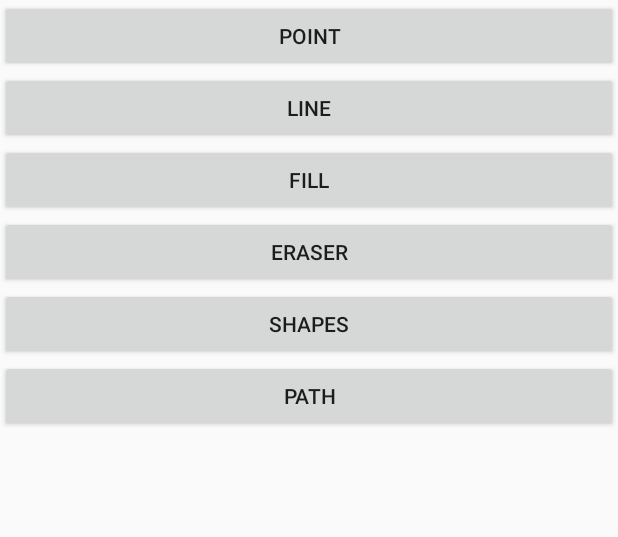
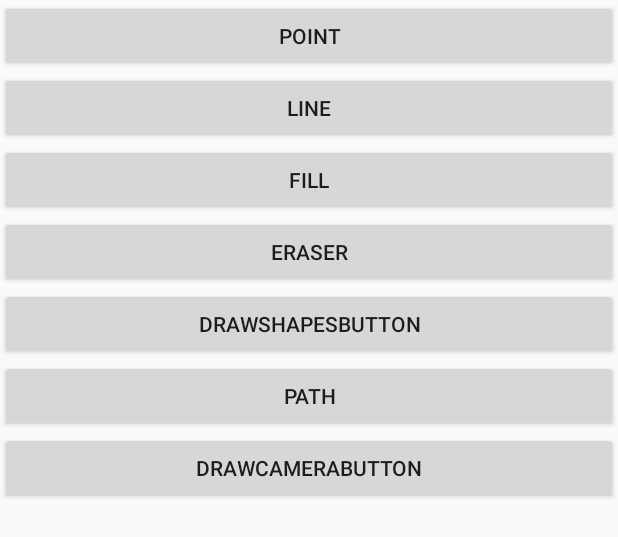
Before and after one commit to sw19-tug/morning03, an Android app: the layout tool_chooser_menu.xml on its own in the app's theme, with its tools: preview values and no code run, on a phone screen of 412 x 824 dp. Shown: the top 537 px of the screen. Run offline under Robolectric (Android 15) with nearby library versions, the phone set to English and light mode, and no system bars.

Commit message:
PAINT-011 added button and cameraidea [GM,PL]

```diff
--- a/app/src/main/AndroidManifest.xml
+++ b/app/src/main/AndroidManifest.xml
@@ -23,4 +23,6 @@
         </activity>
     </application>
 
+
+
 </manifest>
--- a/app/src/main/res/layout/tool_chooser_menu.xml
+++ b/app/src/main/res/layout/tool_chooser_menu.xml
@@ -43,7 +43,7 @@
 
     <Button
         android:id="@+id/drawShapesButton"
-        android:text="@string/drawShapesButton"
+        android:text="drawShapesButton"
         android:layout_width="match_parent"
         android:layout_height="wrap_content"
         android:layout_weight="1"
@@ -59,4 +59,14 @@
         android:onClick="chooseNewTool"
         />
 
+    <Button
+        android:id="@+id/cameraButton"
+        android:text="drawCameraButton"
+        android:layout_width="match_parent"
+        android:layout_height="wrap_content"
+        android:layout_weight="1"
+        android:onClick="chooseNewTool"
+        />
+
+
 </LinearLayout>
```
Also changed, not shown: app/src/main/java/sw19/moring03/paint/MainActivity.java (+71 -0 lines), app/src/main/java/sw19/moring03/paint/tools/CameraTool.java (+28 -0 lines).
